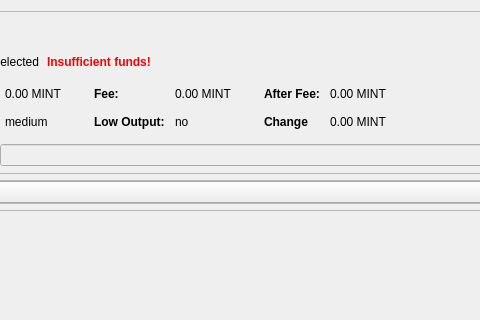
Qt form src/qt/forms/sendcoinsdialog.ui (MintcoinCommunity/Mintcoin-Desktop-Wallet) before a commit; both pictures show x 189 to 669 and y 0 to 320 of the 941 by 430 pixel window.
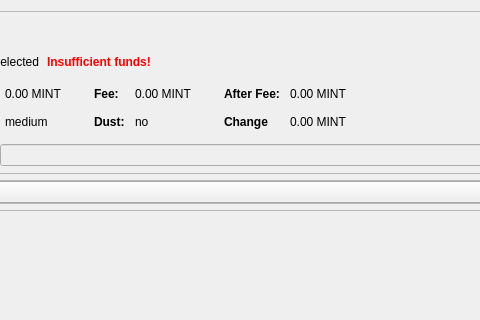
The same form after that commit. Icons and pictures are not drawn. Custom widgets are drawn as their Qt base class.

```diff
--- a/src/qt/forms/sendcoinsdialog.ui
+++ b/src/qt/forms/sendcoinsdialog.ui
@@ -417,7 +417,7 @@
                   </font>
                  </property>
                  <property name="text">
-                  <string>Low Output:</string>
+                  <string>Dust:</string>
                  </property>
                 </widget>
                </item>
```
